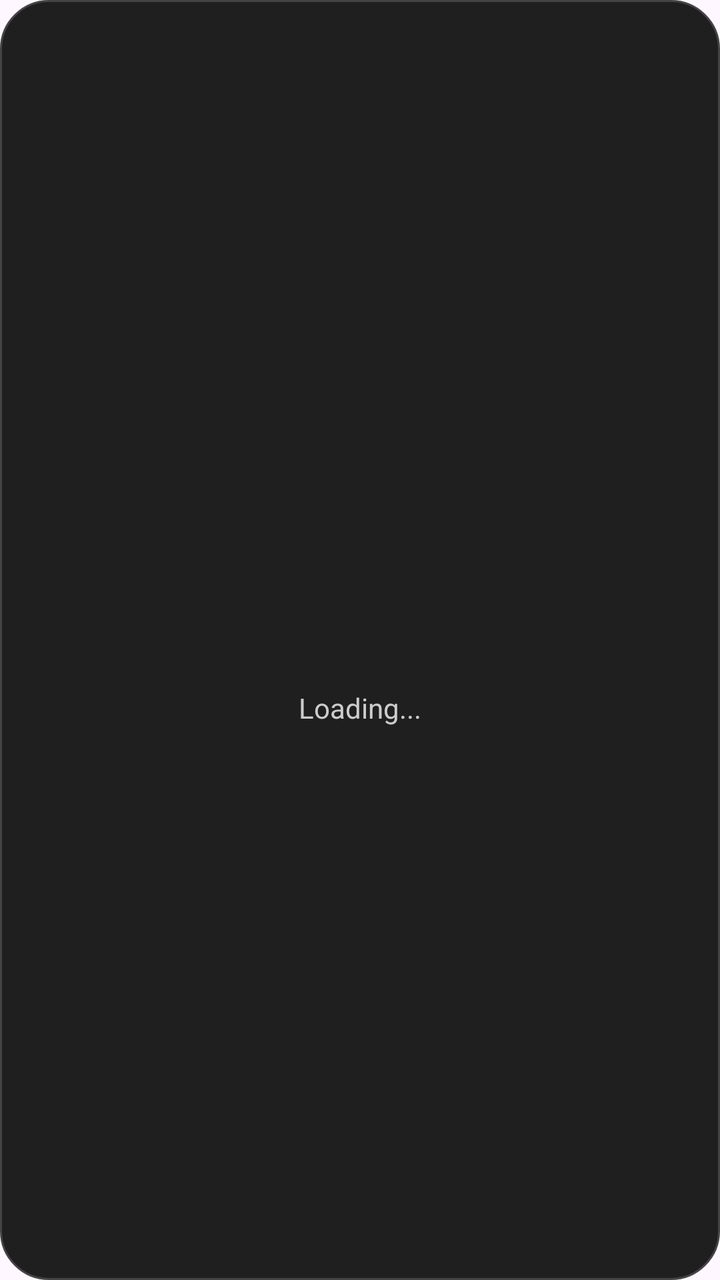
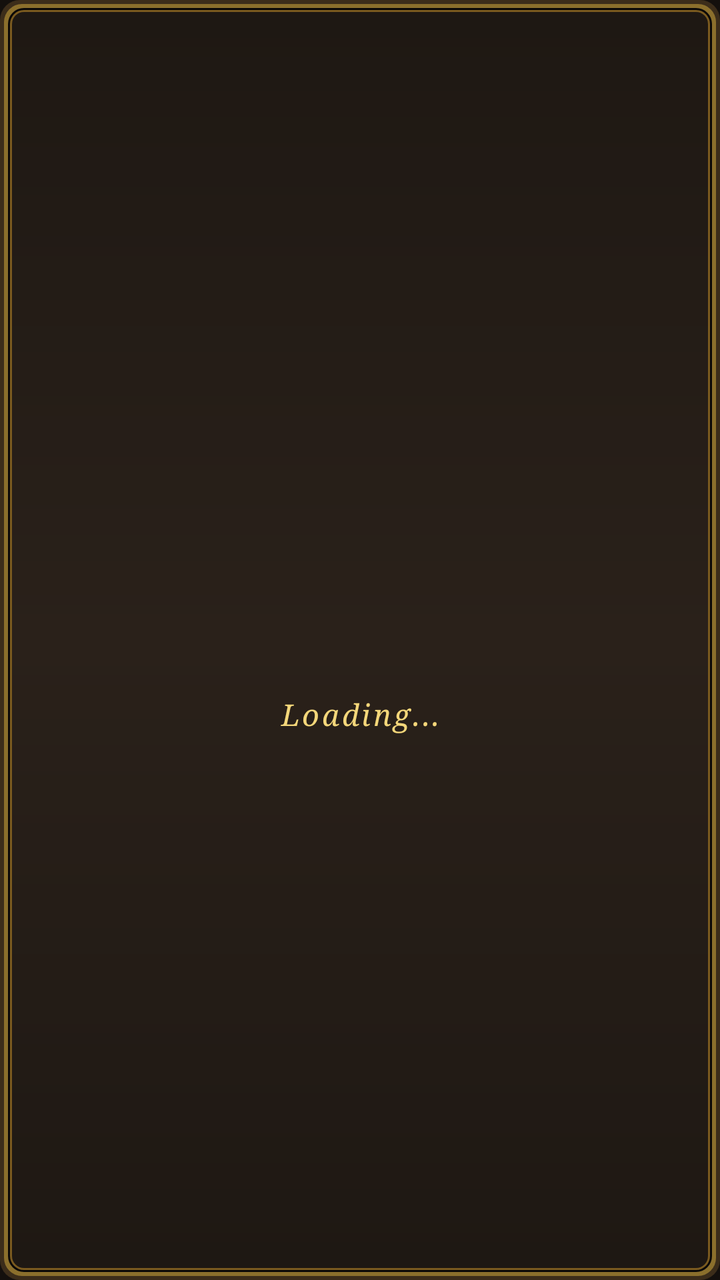

The first picture is an Android layout as it rendered before a commit; the second is the same layout after the commit. The layout source and the unified diff follow.
<!-- AndroidManifest.xml: application theme Theme.OblivionDescent -->
<!-- res/layout/dialog_loading.xml -->
<?xml version="1.0" encoding="utf-8"?>
<LinearLayout xmlns:android="http://schemas.android.com/apk/res/android"
    android:layout_width="220dp"
    android:layout_height="wrap_content"
    android:orientation="vertical"
    android:gravity="center"
    android:padding="28dp"
    android:background="@drawable/dialog_bg">

    <ProgressBar
        android:layout_width="52dp"
        android:layout_height="52dp"
        android:indeterminate="true"
        android:indeterminateTint="#9966FF"
        android:layout_marginBottom="16dp"/>

    <TextView
        android:id="@+id/txt_loading_message"
        android:layout_width="wrap_content"
        android:layout_height="wrap_content"
        android:text="Loading..."
        android:textColor="#CCCCCC"
        android:textSize="14sp"
        android:gravity="center"/>

</LinearLayout>
<!-- resources referenced by this layout -->
<resources>
  <!-- drawable dialog_bg (drawable) -->
  <?xml version="1.0" encoding="utf-8"?>
  <shape xmlns:android="http://schemas.android.com/apk/res/android"
      android:shape="rectangle">
  
      <solid android:color="#EE111111" />
  
      <corners android:radius="24dp" />
  
      <stroke
          android:width="1dp"
          android:color="#444444" />
  
  </shape>
  <style name="Theme.OblivionDescent" parent="Base.Theme.OblivionDescent" />
  <style name="Base.Theme.OblivionDescent" parent="Theme.Material3.DayNight.NoActionBar">
      </style>
</resources>

<!-- the commit's change to res/layout/dialog_loading.xml (unified diff, before → after) -->
@@ -1,26 +1,29 @@
 <?xml version="1.0" encoding="utf-8"?>
 <LinearLayout xmlns:android="http://schemas.android.com/apk/res/android"
-    android:layout_width="220dp"
+    android:layout_width="260dp"
     android:layout_height="wrap_content"
     android:orientation="vertical"
     android:gravity="center"
-    android:padding="28dp"
-    android:background="@drawable/dialog_bg">
+    android:padding="32dp"
+    android:background="@drawable/rounded_dialog_bg">
 
     <ProgressBar
-        android:layout_width="52dp"
-        android:layout_height="52dp"
+        android:layout_width="56dp"
+        android:layout_height="56dp"
         android:indeterminate="true"
-        android:indeterminateTint="#9966FF"
-        android:layout_marginBottom="16dp"/>
+        android:indeterminateTint="@color/gold_bright"
+        android:layout_marginBottom="18dp"/>
 
     <TextView
         android:id="@+id/txt_loading_message"
         android:layout_width="wrap_content"
         android:layout_height="wrap_content"
         android:text="Loading..."
-        android:textColor="#CCCCCC"
-        android:textSize="14sp"
+        android:textColor="@color/gold_glow"
+        android:textSize="15sp"
+        android:textStyle="italic"
+        android:fontFamily="serif"
+        android:letterSpacing="0.08"
         android:gravity="center"/>
 
 </LinearLayout>
<!-- resource entries referenced after the edit -->
@@ -1,21 +1,100 @@
 <!-- resources referenced by this layout -->
 <resources>
-  <!-- drawable dialog_bg (drawable) -->
+  <color name="gold_bright">#D4AF37</color>
+  <color name="gold_glow">#F4D77A</color>
+  <!-- drawable rounded_dialog_bg (drawable) -->
   <?xml version="1.0" encoding="utf-8"?>
-  <shape xmlns:android="http://schemas.android.com/apk/res/android"
-      android:shape="rectangle">
+  <layer-list xmlns:android="http://schemas.android.com/apk/res/android">
   
-      <solid android:color="#EE111111" />
+      
+      <item>
+          <shape android:shape="rectangle">
+              <solid android:color="@color/border_gold_outer"/>
+              <corners android:radius="10dp"/>
+          </shape>
+      </item>
   
-      <corners android:radius="24dp" />
+      
+      <item
+          android:left="2dp"
+          android:top="2dp"
+          android:right="2dp"
+          android:bottom="2dp">
+          <shape android:shape="rectangle">
+              <solid android:color="@color/border_gold"/>
+              <corners android:radius="9dp"/>
+          </shape>
+      </item>
   
-      <stroke
-          android:width="1dp"
-          android:color="#444444" />
+      
+      <item
+          android:left="4dp"
+          android:top="4dp"
+          android:right="4dp"
+          android:bottom="4dp">
+          <shape android:shape="rectangle">
+              <solid android:color="@color/bg_deepest"/>
+              <corners android:radius="8dp"/>
+          </shape>
+      </item>
   
-  </shape>
+      
+      <item
+          android:left="5dp"
+          android:top="5dp"
+          android:right="5dp"
+          android:bottom="5dp">
+          <shape android:shape="rectangle">
+              <solid android:color="@color/gold_deep"/>
+              <corners android:radius="7dp"/>
+          </shape>
+      </item>
+  
+      
+      <item
+          android:left="6dp"
+          android:top="6dp"
+          android:right="6dp"
+          android:bottom="6dp">
+          <shape android:shape="rectangle">
+              <gradient
+                  android:type="linear"
+                  android:angle="270"
+                  android:startColor="@color/bg_surface"
+                  android:centerColor="@color/bg_surface_alt"
+                  android:endColor="@color/bg_surface"/>
+              <corners android:radius="6dp"/>
+          </shape>
+      </item>
+  
+  </layer-list>
   <style name="Theme.OblivionDescent" parent="Base.Theme.OblivionDescent" />
+  <color name="border_gold_outer">#3C2D1A</color>
+  <color name="border_gold">#8B6F2C</color>
+  <color name="bg_deepest">#0A0807</color>
+  <color name="gold_deep">#7A5A1F</color>
+  <color name="bg_surface">#1E1813</color>
+  <color name="bg_surface_alt">#2A211A</color>
   <style name="Base.Theme.OblivionDescent" parent="Theme.Material3.DayNight.NoActionBar">
+          <item name="android:windowBackground">@color/bg_base</item>
+          <item name="android:colorBackground">@color/bg_base</item>
+          <item name="colorPrimary">@color/gold_base</item>
+          <item name="colorPrimaryVariant">@color/gold_deep</item>
+          <item name="colorOnPrimary">@color/bg_deepest</item>
+          <item name="colorSecondary">@color/crimson_base</item>
+          <item name="colorOnSecondary">@color/bone_white</item>
+          <item name="colorSurface">@color/bg_surface</item>
+          <item name="colorOnSurface">@color/bone_white</item>
+          <item name="colorAccent">@color/gold_bright</item>
+          <item name="android:textColorPrimary">@color/bone_white</item>
+          <item name="android:textColorSecondary">@color/bone_dim</item>
+          <item name="android:textColorHint">@color/bone_muted</item>
       </style>
+  <color name="bg_base">#14100D</color>
+  <color name="gold_base">#B8911E</color>
+  <color name="crimson_base">#8B1818</color>
+  <color name="bone_white">#EAE0CA</color>
+  <color name="bone_dim">#B8AC91</color>
+  <color name="bone_muted">#7A7060</color>
 </resources>
 
